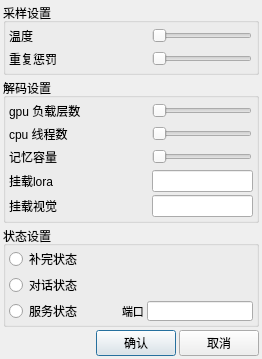
The window that src/settings_dialog.ui (ylsdamxssjxxdd/eva) describes before a commit, drawn with Qt 5.
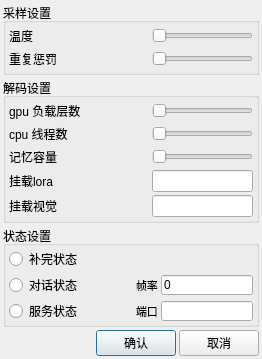
The same window after the commit.

```diff
--- a/src/settings_dialog.ui
+++ b/src/settings_dialog.ui
@@ -7,7 +7,7 @@
     <x>0</x>
     <y>0</y>
     <width>262</width>
-    <height>343</height>
+    <height>345</height>
    </rect>
   </property>
   <property name="windowTitle">
@@ -81,7 +81,7 @@
           </property>
           <property name="maximumSize">
            <size>
-            <width>100</width>
+            <width>16777215</width>
             <height>16777215</height>
            </size>
           </property>
@@ -123,7 +123,7 @@
           </property>
           <property name="maximumSize">
            <size>
-            <width>100</width>
+            <width>16777215</width>
             <height>16777215</height>
            </size>
           </property>
@@ -189,7 +189,7 @@
           </property>
           <property name="maximumSize">
            <size>
-            <width>100</width>
+            <width>16777215</width>
             <height>16777215</height>
            </size>
           </property>
@@ -231,7 +231,7 @@
           </property>
           <property name="maximumSize">
            <size>
-            <width>100</width>
+            <width>16777215</width>
             <height>16777215</height>
            </size>
           </property>
@@ -273,7 +273,7 @@
           </property>
           <property name="maximumSize">
            <size>
-            <width>100</width>
+            <width>16777215</width>
             <height>16777215</height>
            </size>
           </property>
@@ -378,27 +378,84 @@
        <widget class="QRadioButton" name="complete_btn">
         <property name="minimumSize">
          <size>
-          <width>0</width>
+          <width>100</width>
           <height>20</height>
          </size>
         </property>
+        <property name="maximumSize">
+         <size>
+          <width>100</width>
+          <height>16777215</height>
+         </size>
+        </property>
         <property name="text">
          <string>补完状态</string>
         </property>
        </widget>
       </item>
       <item>
-       <widget class="QRadioButton" name="chat_btn">
-        <property name="minimumSize">
-         <size>
-          <width>0</width>
-          <height>20</height>
-         </size>
+       <layout class="QHBoxLayout" name="horizontalLayout_13">
+        <property name="spacing">
+         <number>3</number>
         </property>
-        <property name="text">
-         <string>对话状态</string>
-        </property>
-       </widget>
+        <item>
+         <widget class="QRadioButton" name="chat_btn">
+          <property name="minimumSize">
+           <size>
+            <width>100</width>
+            <height>20</height>
+           </size>
+          </property>
+          <property name="text">
+           <string>对话状态</string>
+          </property>
+         </widget>
+        </item>
+        <item>
+         <spacer name="horizontalSpacer_3">
+          <property name="orientation">
+           <enum>Qt::Horizontal</enum>
+          </property>
+          <property name="sizeHint" stdset="0">
+           <size>
+            <width>40</width>
+            <height>20</height>
+           </size>
+          </property>
+         </spacer>
+        </item>
+        <item>
+         <widget class="QLabel" name="frame_label">
+          <property name="minimumSize">
+           <size>
+            <width>0</width>
+            <height>20</height>
+           </size>
+          </property>
+          <property name="font">
+           <font>
+            <pointsize>8</pointsize>
+           </font>
+          </property>
+          <property name="text">
+           <string>帧率</string>
+          </property>
+         </widget>
+        </item>
+        <item>
+         <widget class="QLineEdit" name="frame_lineEdit">
+          <property name="minimumSize">
+           <size>
+            <width>0</width>
+            <height>20</height>
+           </size>
+          </property>
+          <property name="text">
+           <string>0</string>
+          </property>
+         </widget>
+        </item>
+       </layout>
       </item>
       <item>
        <layout class="QHBoxLayout" name="horizontalLayout_12">
@@ -409,10 +466,16 @@
          <widget class="QRadioButton" name="web_btn">
           <property name="minimumSize">
            <size>
-            <width>0</width>
+            <width>100</width>
             <height>20</height>
            </size>
           </property>
+          <property name="maximumSize">
+           <size>
+            <width>100</width>
+            <height>16777215</height>
+           </size>
+          </property>
           <property name="text">
            <string>服务状态</string>
           </property>
```
